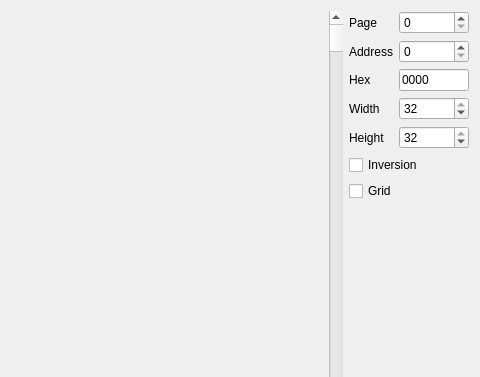
Before: the Qt Designer form ui/memviewer.ui in samstyle/Xpeccy, drawn with Qt 5; both pictures show x 200 to 680 and y 0 to 377 of the 680 by 534 pixel window.
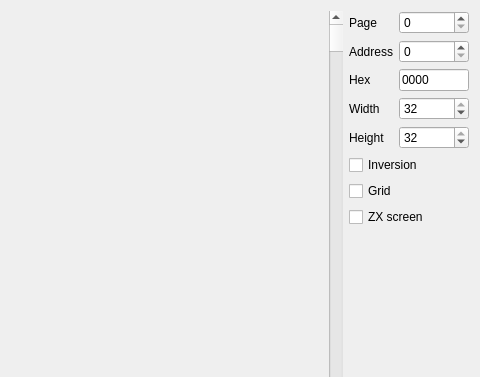
After: the same form once the commit is applied. Icons and pictures are not drawn.

Commit message: build 20170406 [+]ZX Screen view mode in memory scanner [+]DMG package build on Darwin system (MacOSX)

What changed in the file:
```diff
--- a/ui/memviewer.ui
+++ b/ui/memviewer.ui
@@ -149,6 +149,13 @@
        </property>
       </widget>
      </item>
+     <item>
+      <widget class="QCheckBox" name="cbScreen">
+       <property name="text">
+        <string>ZX screen</string>
+       </property>
+      </widget>
+     </item>
      <item>
       <spacer name="verticalSpacer">
        <property name="orientation">
```
The commit also changes 5 other files.
